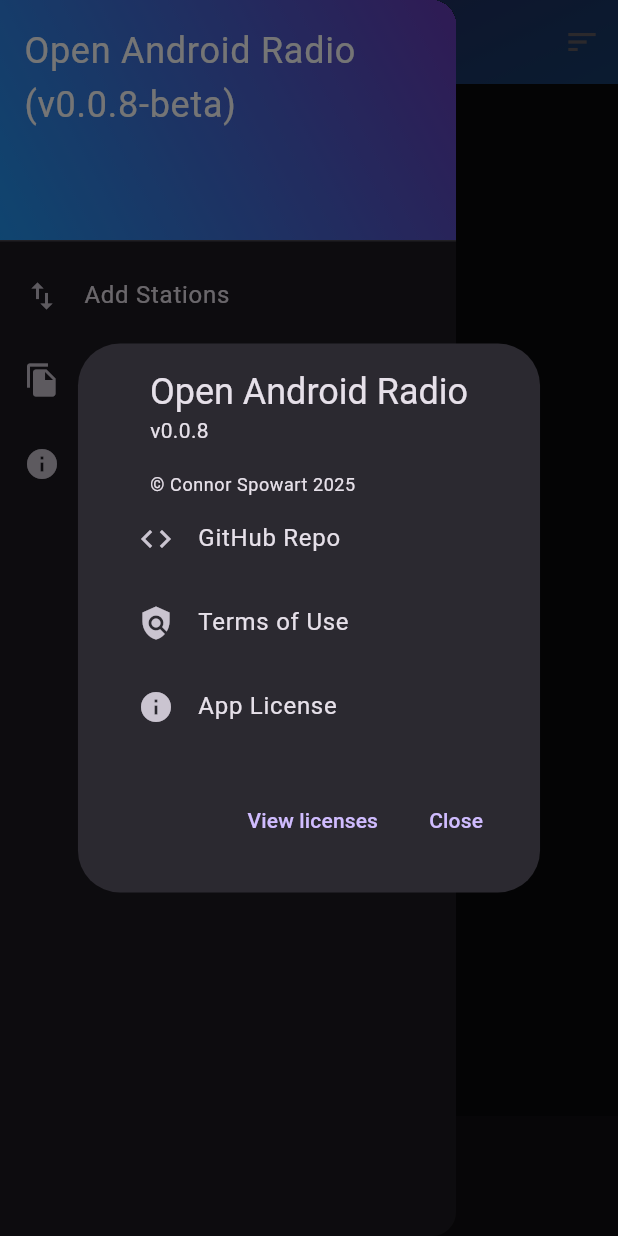
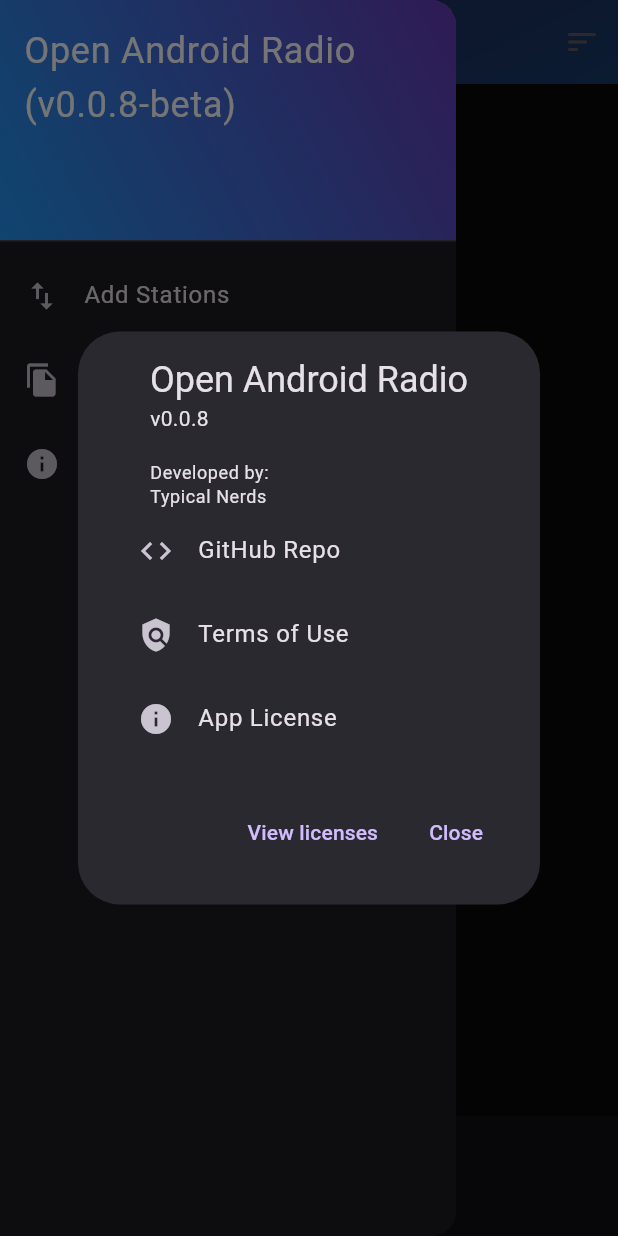
Before and after one commit to TypicalNerds/Open-Android-Radio, a Flutter app: the screen it shows after launch, in the side drawer, after a tap on "About", on a phone screen of 412 x 824 dp. Run offline on Flutter 3.47's test engine with Material 3 defaults, Android fonts, the phone set to English and light mode, and no system bars; drawn by our look-alikes of text_scroll; our stand-ins replace just_audio, just_audio_background, shared_preferences.

Commit message:
Update copyright info

```diff
--- a/lib/homepage.dart
+++ b/lib/homepage.dart
@@ -654,7 +654,7 @@
               onTap: () => showAboutDialog(
                 context: context,
                 applicationName: "Open Android Radio",
-                applicationLegalese: "© Connor Spowart 2025",
+                applicationLegalese: "Developed by:\nTypical Nerds",
                 applicationVersion: "v${Identifiers.appVersion}",
                 children: [
                   ListTile(
```
